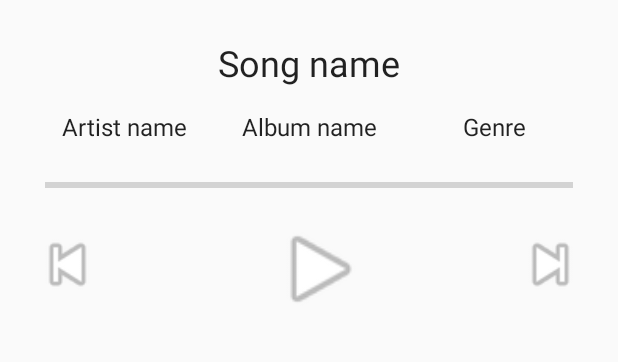
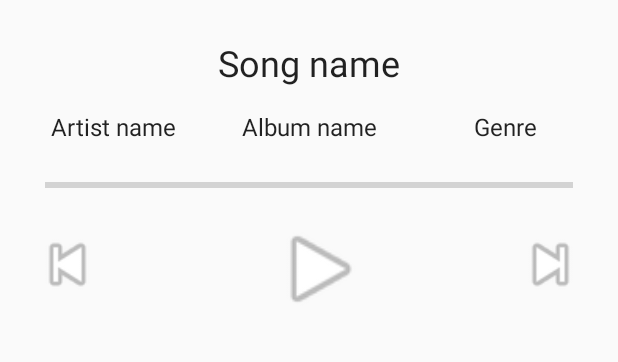
Before and after one commit to pdguru/AndroidKotlinApp, an Android app: the SongPlayer screen opened directly, with no data from a screen before it, on a phone screen of 412 x 824 dp, the part 407-769 px from its top. Run offline under Robolectric (Android 15) with nearby library versions, the phone set to English and light mode, and no system bars; pictures from the network do not load.

Commit message:
Text view bugs fixed

```diff
--- a/app/src/main/java/com/pdg/gesundheitscloudtest/SongPlayer.kt
+++ b/app/src/main/java/com/pdg/gesundheitscloudtest/SongPlayer.kt
@@ -186,7 +186,7 @@ class SongPlayer : AppCompatActivity(), View.OnClickListener, MediaPlayer.OnComp
         if (mediaPlayer != null && mediaPlayer!!.isPlaying) Toast.makeText(
             this,
             "Preview song will stop shortly.",
-            Toast.LENGTH_LONG
+            Toast.LENGTH_SHORT
         ).show()
         super.onBackPressed()
     }
--- a/app/src/main/java/com/pdg/gesundheitscloudtest/viewcontroller/CustomExpandableListAdapter.kt
+++ b/app/src/main/java/com/pdg/gesundheitscloudtest/viewcontroller/CustomExpandableListAdapter.kt
@@ -84,7 +84,7 @@ class CustomExpandableListAdapter(private val context: Context, private val arra
         var date =
             SimpleDateFormat("yyyy-MM-dd").format(
                 SimpleDateFormat("yyyy-MM-dd'T'HH:mm:ss'Z'").parseObject(arrayValues[groupPosition].releaseDate)).toString()
-        releaseTV.text = "Released on: "+date
+        releaseTV.text = "Released: "+date
         releaseTV.isSelected = true
 
         val genreTV = childRowView.findViewById<TextView>(R.id.childrow_genre)
@@ -93,11 +93,11 @@ class CustomExpandableListAdapter(private val context: Context, private val arra
 
         val lengthTV = childRowView.findViewById<TextView>(R.id.childrow_songLength)
         var len = SimpleDateFormat("mm:ss").format(arrayValues[groupPosition].trackTimeMillis).toString()
-        lengthTV.text = "Length: "+len+"m"
+        lengthTV.text = "Plays: "+len+"m"
         lengthTV.isSelected = true
 
         val priceTV = childRowView.findViewById<TextView>(R.id.childrow_price)
-        priceTV.text = "Price: "+arrayValues[groupPosition].currency+" "+arrayValues[groupPosition].trackPrice
+        priceTV.text = arrayValues[groupPosition].currency+" "+arrayValues[groupPosition].trackPrice
         priceTV.isSelected = true
 
         return childRowView
--- a/app/src/main/res/layout/play_song.xml
+++ b/app/src/main/res/layout/play_song.xml
@@ -21,10 +21,9 @@
               android:text="Song name" app:layout_constraintStart_toStartOf="parent"
               app:layout_constraintHorizontal_bias="0.5" app:layout_constraintEnd_toEndOf="parent"
               android:textAppearance="@style/Base.TextAppearance.AppCompat.Headline"
-              android:marqueeRepeatLimit="marquee_forever"
-              android:gravity="center" android:maxLines="1"/>
+              android:gravity="center" android:maxLines="1" android:textAlignment="center"/>
 
-    <TextView android:layout_width="wrap_content" android:layout_height="wrap_content"
+    <TextView android:layout_width="100dp" android:layout_height="wrap_content"
               android:id="@+id/song_artist"
               app:layout_constraintTop_toBottomOf="@id/song_title"
               android:layout_marginTop="15dp"
@@ -32,27 +31,28 @@
               android:textAppearance="@style/Base.TextAppearance.AppCompat.SearchResult.Subtitle"
               app:layout_constraintStart_toStartOf="parent" android:layout_marginStart="10dp"
               app:layout_constraintEnd_toStartOf="@id/song_album" android:layout_marginEnd="5dp"
-              android:ellipsize="middle"
-              android:singleLine="true"/>
+              android:ellipsize="marquee" android:marqueeRepeatLimit="marquee_forever"
+              android:singleLine="true" android:textAlignment="center"/>
 
-    <TextView android:layout_width="wrap_content" android:layout_height="wrap_content"
+    <TextView android:layout_width="120dp" android:layout_height="wrap_content"
               android:id="@+id/song_album" app:layout_constraintTop_toBottomOf="@id/song_title"
               android:layout_marginTop="15dp"
               android:textAppearance="@style/Base.TextAppearance.AppCompat.SearchResult.Subtitle"
               android:text="Album name"
-              android:ellipsize="middle" app:layout_constraintStart_toStartOf="parent"
+              android:ellipsize="marquee" android:marqueeRepeatLimit="marquee_forever"
+              app:layout_constraintStart_toStartOf="parent"
               app:layout_constraintHorizontal_bias="0.5" app:layout_constraintEnd_toEndOf="parent"
-              android:singleLine="true"/>
+              android:singleLine="true" android:textAlignment="center"/>
 
-    <TextView android:layout_width="wrap_content" android:layout_height="wrap_content"
+    <TextView android:layout_width="100dp" android:layout_height="wrap_content"
               android:id="@+id/song_genre"
               android:text="Genre" android:textAppearance="@style/Base.TextAppearance.AppCompat.SearchResult.Subtitle"
               app:layout_constraintTop_toBottomOf="@id/song_title"
               android:layout_marginTop="15dp"
               app:layout_constraintEnd_toEndOf="parent" android:layout_marginEnd="10dp"
               app:layout_constraintStart_toEndOf="@id/song_album" android:layout_marginStart="5dp"
-              android:ellipsize="middle"
-              android:singleLine="true"/>
+              android:ellipsize="marquee" android:marqueeRepeatLimit="marquee_forever"
+              android:singleLine="true" android:textAlignment="center"/>
 
     <ProgressBar android:layout_width="match_parent" android:layout_height="wrap_content"
                  android:layout_marginStart="30dp" android:layout_marginEnd="30dp"
```
Also changed, not shown: app/src/main/res/layout/main_list_subrow.xml (+7 -7 lines).
